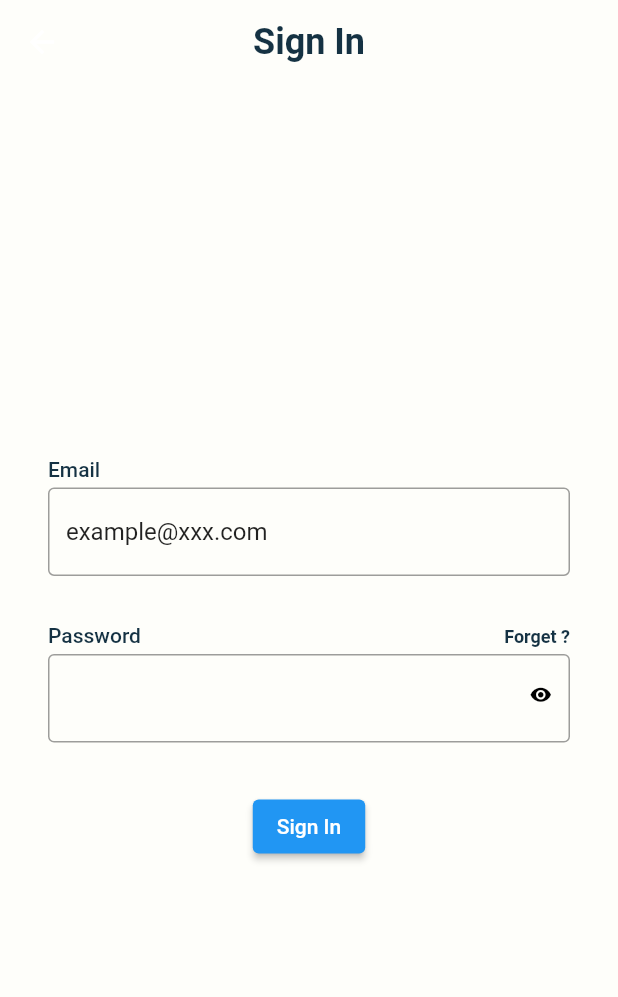
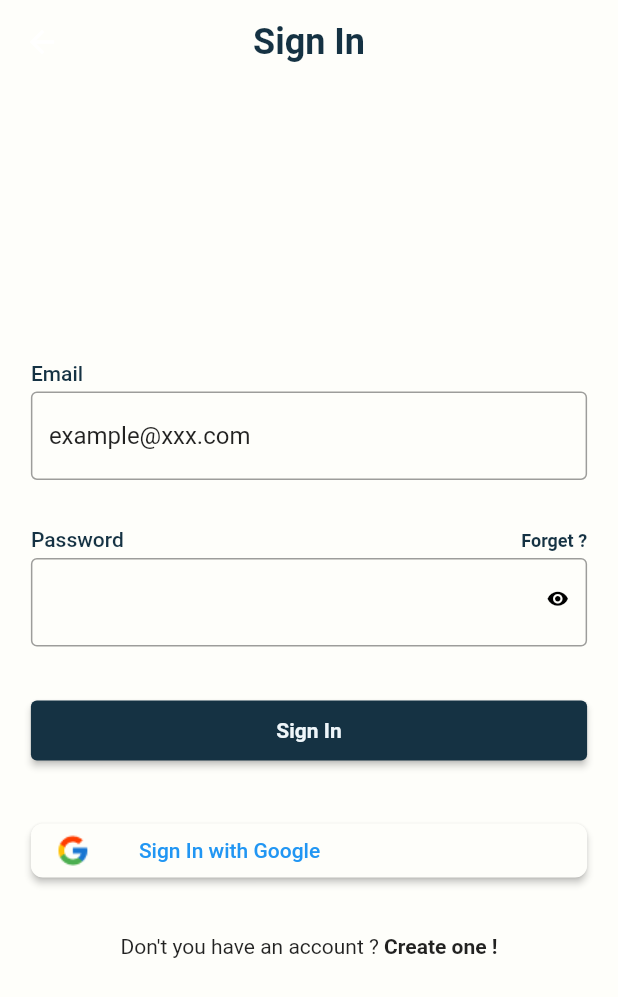
Before and after one commit to m-emrec/Chat, a Flutter app: the screen it shows after launch, on a phone screen of 412 x 824 dp. Shown: the top 997 px of the screen. Run offline on Flutter 3.47's test engine with Material 2 defaults, Android fonts, the phone set to English and light mode, and no system bars; our stand-ins replace bloc, equatable, firebase_core, logger; accounts and stored records are empty.

Commit message:
Sign in page UI is done

```diff
--- a/lib/config/theme/theme.dart
+++ b/lib/config/theme/theme.dart
@@ -36,4 +36,5 @@ class AppColors {
   static const Color cardColor = Color(0xFFFBF3EF);
   static const Color scaffold = Color(0xFFFEFEFA);
   static const Color button = Color(0xFF153243);
+  static const Color buttonText = Color(0xFFEFF6FA);
 }
--- a/lib/core/extensions/context_extension.dart
+++ b/lib/core/extensions/context_extension.dart
@@ -1,6 +1,10 @@
 import 'package:flutter/material.dart';
 
 extension ContextExtension on BuildContext {
+  /// Theme
   ThemeData get theme => Theme.of(this);
   TextTheme get textHeme => Theme.of(this).textTheme;
+
+  /// MediaQuery
+  Size get screenSize => MediaQuery.of(this).size;
 }
--- /dev/null
+++ b/lib/core/extensions/image_extension.dart
@@ -0,0 +1,8 @@
+extension ImageExtension on String {
+  static String base = "lib/core/assets/";
+
+  String get icon => "${base}icons/$this";
+  String get image => "${base}images/$this";
+
+  String get toPng => "$this.png";
+}
--- /dev/null
+++ b/lib/core/utils/Buttons/button.dart
@@ -0,0 +1,133 @@
+import 'package:chat_app/config/theme/theme.dart';
+import 'package:flutter/material.dart';
+
+abstract class CustomButton extends ElevatedButton {
+  const CustomButton({
+    super.key,
+    required super.onPressed,
+    required super.child,
+  });
+  @override
+  ButtonStyle? get style => const ButtonStyle(
+      backgroundColor: MaterialStatePropertyAll(AppColors.button),
+      foregroundColor: MaterialStatePropertyAll(AppColors.buttonText),
+      textStyle: MaterialStatePropertyAll(
+        TextStyle(fontWeight: FontWeight.bold),
+      ));
+}
+
+
+//  class a implements ElevatedButton {
+//   a ({
+//     super.key,
+//     required super.onPressed,
+//     required super.child,
+//   });
+
+//   @override
+//   // TODO: implement autofocus
+//   bool get autofocus => throw UnimplementedError();
+
+//   @override
+//   // TODO: implement child
+//   Widget? get child => throw UnimplementedError();
+
+//   @override
+//   // TODO: implement clipBehavior
+//   Clip get clipBehavior => throw UnimplementedError();
+
+//   @override
+//   StatefulElement createElement() {
+//     // TODO: implement createElement
+//     throw UnimplementedError();
+//   }
+
+//   @override
+//   State<ButtonStyleButton> createState() {
+//     // TODO: implement createState
+//     throw UnimplementedError();
+//   }
+
+//   @override
+//   List<DiagnosticsNode> debugDescribeChildren() {
+//     // TODO: implement debugDescribeChildren
+//     throw UnimplementedError();
+//   }
+
+//   @override
+//   void debugFillProperties(DiagnosticPropertiesBuilder properties) {
+//     // TODO: implement debugFillProperties
+//   }
+
+//   @override
+//   ButtonStyle defaultStyleOf(BuildContext context) {
+//     // TODO: implement defaultStyleOf
+//     throw UnimplementedError();
+//   }
+
+//   @override
+//   // TODO: implement enabled
+//   bool get enabled => throw UnimplementedError();
+
+//   @override
+//   // TODO: implement focusNode
+//   FocusNode? get focusNode => throw UnimplementedError();
+
+//   @override
+//   // TODO: implement key
+//   Key? get key => throw UnimplementedError();
+
+//   @override
+//   // TODO: implement onFocusChange
+//   ValueChanged<bool>? get onFocusChange => throw UnimplementedError();
+
+//   @override
+//   // TODO: implement onHover
+//   ValueChanged<bool>? get onHover => throw UnimplementedError();
+
+//   @override
+//   // TODO: implement onLongPress
+//   VoidCallback? get onLongPress => throw UnimplementedError();
+
+//   @override
+//   // TODO: implement onPressed
+//   VoidCallback? get onPressed => throw UnimplementedError();
+
+//   @override
+//   // TODO: implement statesController
+//   MaterialStatesController? get statesController => throw UnimplementedError();
+
+//   @override
+//   // TODO: implement style
+//   ButtonStyle? get style => throw UnimplementedError();
+
+//   @override
+//   ButtonStyle? themeStyleOf(BuildContext context) {
+//     // TODO: implement themeStyleOf
+//     throw UnimplementedError();
+//   }
+
+//   @override
+//   DiagnosticsNode toDiagnosticsNode({String? name, DiagnosticsTreeStyle? style}) {
+//     // TODO: implement toDiagnosticsNode
+//     throw UnimplementedError();
+//   }
+
+//   @override
+//   String toStringDeep({String prefixLineOne = '', String? prefixOtherLines, DiagnosticLevel minLevel = DiagnosticLevel.debug}) {
+//     // TODO: implement toStringDeep
+//     throw UnimplementedError();
+//   }
+
+//   @override
+//   String toStringShallow({String joiner = ', ', DiagnosticLevel minLevel = DiagnosticLevel.debug}) {
+//     // TODO: implement toStringShallow
+//     throw UnimplementedError();
+//   }
+
+//   @override
+//   String toStringShort() {
+//     // TODO: implement toStringShort
+//     throw UnimplementedError();
+//   }
+// }
--- /dev/null
+++ b/lib/core/utils/Buttons/responsive_button.dart
@@ -0,0 +1,21 @@
+// ignore_for_file: public_member_api_docs, sort_constructors_first
+import 'package:flutter/material.dart';
+
+import 'package:chat_app/core/utils/Buttons/button.dart';
+
+class ResponsiveButton extends CustomButton {
+  final Size screenSize;
+  const ResponsiveButton({
+    super.key,
+    required this.screenSize,
+    required super.onPressed,
+    required super.child,
+  });
+
+  @override
+  ButtonStyle? get style => super.style!.copyWith(
+        fixedSize: MaterialStatePropertyAll(
+          Size(screenSize.width * 0.9, 40),
+        ),
+      );
+}
--- /dev/null
+++ b/lib/core/utils/Buttons/text_button.dart
@@ -0,0 +1,32 @@
+// ignore_for_file: public_member_api_docs, sort_constructors_first
+import 'package:flutter/material.dart';
+
+class ButtonText extends StatefulWidget {
+  final VoidCallback onTap;
+  final String text;
+  final TextStyle? style;
+  const ButtonText({
+    Key? key,
+    required this.onTap,
+    required this.text,
+    this.style = const TextStyle(),
+  }) : super(key: key);
+
+  @override
+  State<ButtonText> createState() => _ButtonTextState();
+}
+
+class _ButtonTextState extends State<ButtonText> {
+  @override
+  Widget build(BuildContext context) {
+    return GestureDetector(
+      onTap: widget.onTap,
+      child: Text(
+        widget.text,
+        style: widget.style!.copyWith(
+          fontWeight: FontWeight.bold,
+        ),
+      ),
+    );
+  }
+}
--- a/lib/core/utils/text fields/normal_text_field.dart
+++ b/lib/core/utils/text fields/normal_text_field.dart
@@ -8,5 +8,7 @@ class NormalTextField extends CustomTextField {
     super.hintText,
     super.label,
     super.labelText,
+    super.textInputAction,
+    super.textInputType,
   });
 }
--- a/lib/core/utils/text fields/text_field.dart
+++ b/lib/core/utils/text fields/text_field.dart
@@ -1,21 +1,25 @@
 // ignore_for_file: public_member_api_docs, sort_constructors_first, overridden_fields
-import 'package:chat_app/core/extensions/empty_padding.dart';
 import 'package:flutter/material.dart';
 
 import 'package:chat_app/config/theme/theme.dart';
+import 'package:chat_app/core/extensions/empty_padding.dart';
 
 abstract class CustomTextField extends TextFormField {
   // final FormFieldValidator<String>? validator;
   final String? hintText;
   final Widget? label;
   final String? labelText;
+  final TextInputType? textInputType;
+  final TextInputAction? textInputAction;
   CustomTextField({
     super.key,
-    super.controller,
-    super.validator,
     this.hintText,
     this.label,
     this.labelText,
+    this.textInputType,
+    this.textInputAction,
+    super.controller,
+    super.validator,
   });
 
   @override
@@ -63,6 +67,8 @@ abstract class CustomTextField extends TextFormField {
                 floatingLabelBehavior: FloatingLabelBehavior.always,
                 floatingLabelAlignment: FloatingLabelAlignment.start,
               ),
+              keyboardType: textInputType,
+              textInputAction: textInputAction,
             ),
           ],
         );
--- a/lib/features/auth/presentation/pages/sign_in_page.dart
+++ b/lib/features/auth/presentation/pages/sign_in_page.dart
@@ -1,5 +1,8 @@
 import 'package:chat_app/core/extensions/context_extension.dart';
 import 'package:chat_app/core/extensions/empty_padding.dart';
+import 'package:chat_app/core/extensions/image_extension.dart';
+import 'package:chat_app/core/utils/Buttons/responsive_button.dart';
+import 'package:chat_app/core/utils/Buttons/text_button.dart';
 import 'package:chat_app/core/utils/text%20fields/normal_text_field.dart';
 import 'package:chat_app/core/utils/text%20fields/password_field.dart';
 import 'package:chat_app/features/auth/presentation/widgets/app_bar.dart';
@@ -23,13 +26,14 @@ class _SignInPageState extends State<SignInPage> {
   final GlobalKey<FormState> _formKey = GlobalKey<FormState>();
   @override
   Widget build(BuildContext context) {
+    final Size size = context.screenSize;
     return Scaffold(
+      resizeToAvoidBottomInset: false,
       appBar: AuthAppBar(
         text: "Sign In",
       ),
-      body: Padding(
-        padding: const EdgeInsets.symmetric(horizontal: 32.0),
-        child: Center(
+      body: Center(
+        child: SingleChildScrollView(
           child: AuthForm(
             formKey: _formKey,
             children: [
@@ -38,6 +42,7 @@ class _SignInPageState extends State<SignInPage> {
                 controller: _nameController,
                 hintText: "example@xxx.com",
                 validator: (value) => value!.isEmpty ? "fuck" : null,
+                textInputType: TextInputType.emailAddress,
               ),
               32.ph,
               PasswordField(
@@ -68,7 +73,8 @@ class _SignInPageState extends State<SignInPage> {
                 controller: _passwordController,
               ),
               32.ph,
-            ElevatedButton(
+              ResponsiveButton(
+                screenSize: size,
                 onPressed: () {
                   if (_formKey.currentState!.validate()) {
                     logger.i("message");
@@ -76,8 +82,44 @@ class _SignInPageState extends State<SignInPage> {
                 },
                 child: const Text("Sign In"),
               ),
+              32.ph,
+              OutlinedButton(
+                style: ButtonStyle(
+                  shape: MaterialStatePropertyAll(
+                    RoundedRectangleBorder(
+                      borderRadius: BorderRadius.circular(8),
+                      side: BorderSide.none,
+                    ),
+                  ),
+                  side: const MaterialStatePropertyAll(BorderSide.none),
+                  elevation: const MaterialStatePropertyAll(2),
+                  backgroundColor:
+                      const MaterialStatePropertyAll(AppColors.scaffold),
+                ),
+                onPressed: () {},
+                child: Row(
+                  children: [
+                    Image(
+                      image: AssetImage("icons-google".icon.toPng),
+                      height: 24,
+                      width: 24,
+                    ),
+                    32.pw,
+                    const Text("Sign In with Google"),
                   ],
-        )),
+                ),
+              ),
+              32.ph,
+              Row(
+                mainAxisAlignment: MainAxisAlignment.center,
+                children: [
+                  const Text("Don't you have an account ? "),
+                  ButtonText(onTap: () {}, text: "Create one !")
+                ],
+              ),
+            ],
+          ),
+        ),
       ),
     );
   }
--- a/lib/features/auth/presentation/widgets/form.dart
+++ b/lib/features/auth/presentation/widgets/form.dart
@@ -1,4 +1,5 @@
 // ignore_for_file: public_member_api_docs, sort_constructors_first
+import 'package:chat_app/core/extensions/context_extension.dart';
 import 'package:flutter/material.dart';
 
 class AuthForm extends StatefulWidget {
@@ -19,10 +20,13 @@ class _AuthFormState extends State<AuthForm> {
   Widget build(BuildContext context) {
     return Form(
       key: widget.formKey,
-      child: Column(
-        mainAxisSize: MainAxisSize.min,
-        crossAxisAlignment: CrossAxisAlignment.center,
-        children: widget.children ?? [],
+      child: SizedBox(
+        width: context.screenSize.width * 0.9,
+        child: Column(
+          mainAxisSize: MainAxisSize.min,
+          crossAxisAlignment: CrossAxisAlignment.center,
+          children: widget.children ?? [],
+        ),
       ),
     );
   }
--- a/pubspec.yaml
+++ b/pubspec.yaml
@@ -66,8 +66,9 @@ flutter:
   uses-material-design: true
 
   # To add assets to your application, add an assets section, like this:
-  # assets:
-  #   - images/a_dot_burr.jpeg
+  assets:
+    - lib/core/assets/images/
+    - lib/core/assets/icons/
   #   - images/a_dot_ham.jpeg
 
   # An image asset can refer to one or more resolution-specific "variants", see
```
Also changed, not shown: lib/core/assets/icons/icons-google.png (added). Lines whose indentation alone changed are shown as unchanged.
